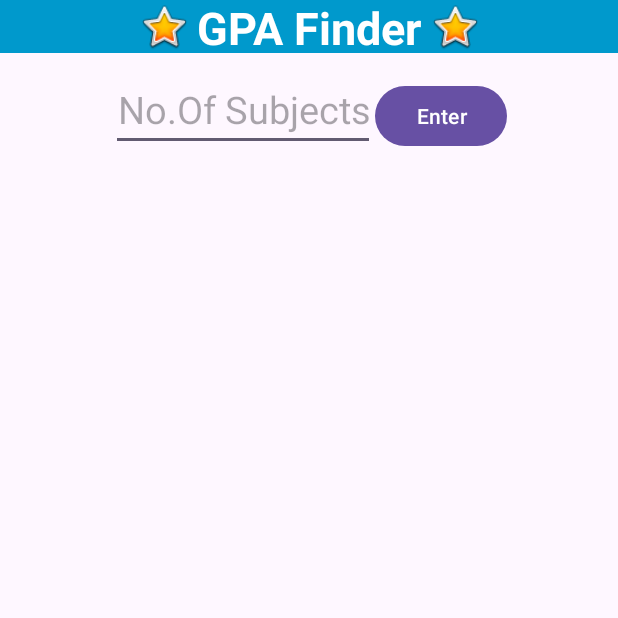
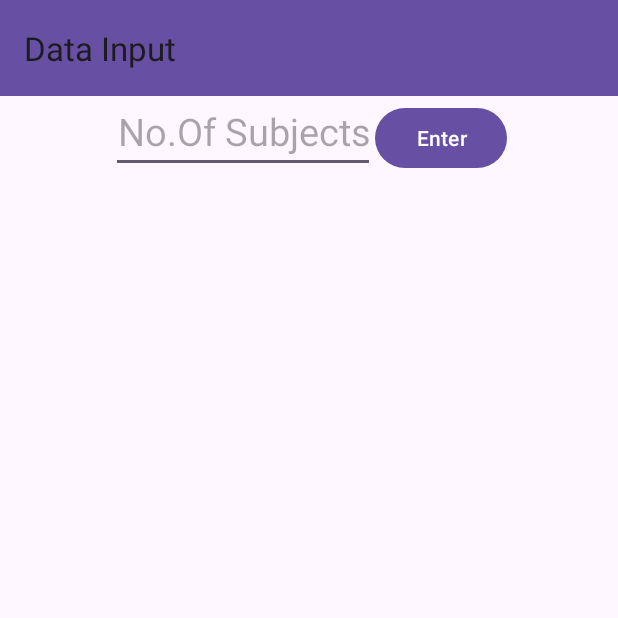
Before and after one commit to wahaj35/GPA-Finder, an Android app: the screen it shows after launch (MainActivity), on a phone screen of 412 x 824 dp, the top half of it. Run offline under Robolectric (Android 15) with nearby library versions, the phone set to English and light mode, and no system bars; our stand-ins replace data binding, navigation-ui; 1 statement that could not run was skipped.

Commit message:
Added action bar

```diff
--- a/app/src/main/java/com/example/about/MainActivity.kt
+++ b/app/src/main/java/com/example/about/MainActivity.kt
@@ -6,6 +6,13 @@ import android.os.Bundle
 import android.view.View
 import android.widget.Toast
 import androidx.databinding.DataBindingUtil
+import androidx.databinding.DataBindingUtil.setContentView
+import androidx.navigation.NavInflater
+import androidx.navigation.findNavController
+import androidx.navigation.fragment.NavHostFragment
+import androidx.navigation.ui.AppBarConfiguration
+import androidx.navigation.ui.NavigationUI
+import androidx.navigation.ui.setupWithNavController
 import com.example.about.databinding.ActivityMainBinding
 
 
@@ -13,7 +20,11 @@ open class MainActivity : AppCompatActivity() {
     private lateinit var bindActivity: ActivityMainBinding
     override fun onCreate(savedInstanceState: Bundle?) {
         super.onCreate(savedInstanceState)
-        bindActivity = DataBindingUtil.setContentView(this, R.layout.activity_main)
+        bindActivity = setContentView(this, R.layout.activity_main)
+        val navHostFragment = supportFragmentManager.findFragmentById(R.id.NavigationHost) as NavHostFragment
+        val navController = navHostFragment.navController
+        val appBarConfiguration = AppBarConfiguration(fallbackOnNavigateUpListener = ::onSupportNavigateUp, topLevelDestinationIds = (setOf(R.id.DataInput)))
+        bindActivity.myToolbar.setupWithNavController(navController, appBarConfiguration)
     }
 
 }
--- a/app/src/main/res/layout/activity_main.xml
+++ b/app/src/main/res/layout/activity_main.xml
@@ -1,7 +1,8 @@
 <?xml version="1.0" encoding="utf-8"?>
 <layout xmlns:tools="http://schemas.android.com/tools"
     xmlns:android="http://schemas.android.com/apk/res/android"
-    xmlns:app="http://schemas.android.com/apk/res-auto">
+    xmlns:app="http://schemas.android.com/apk/res-auto"
+    android:theme="@style/Theme.AppCompat.Light.NoActionBar">
 
 
     <androidx.constraintlayout.widget.ConstraintLayout
@@ -12,76 +13,24 @@
 
         <fragment
             android:id="@+id/NavigationHost"
+            android:name="androidx.navigation.fragment.NavHostFragment"
             android:layout_width="match_parent"
             android:layout_height="match_parent"
             app:defaultNavHost="true"
-            app:layout_constraintTop_toBottomOf="@id/headerLayout"
+            app:layout_constraintBottom_toBottomOf="parent"
             app:layout_constraintStart_toStartOf="parent"
-            android:name="androidx.navigation.fragment.NavHostFragment"
-           app:navGraph="@navigation/navigation" />
-
-
-
-        <androidx.constraintlayout.widget.ConstraintLayout
-            android:id="@+id/headerLayout"
+            app:navGraph="@navigation/navigation" />
+        <androidx.appcompat.widget.Toolbar
+            android:id="@+id/my_toolbar"
             android:layout_width="match_parent"
-            android:layout_height="35dp"
-            android:background="@android:color/holo_blue_dark"
-            app:layout_constraintEnd_toEndOf="parent"
+            android:layout_height="?attr/actionBarSize"
+            android:background="?attr/colorPrimary"
+            app:layout_constraintTop_toTopOf="parent"
             app:layout_constraintStart_toStartOf="parent"
-            app:layout_constraintTop_toTopOf="parent">
-            <FrameLayout
-                android:id="@+id/frameLayout1"
-                android:layout_width="wrap_content"
-                android:layout_height="wrap_content"
-                app:layout_constraintEnd_toStartOf="@id/header"
-                app:layout_constraintTop_toTopOf="parent"
-                android:background="@android:color/holo_blue_dark">
-                <ImageView
-                    android:id="@+id/imageView1"
-                    android:layout_width="44dp"
-                    android:layout_height="35dp"
-                    android:contentDescription="@string/leftStarDescription"
-                    app:layout_constraintEnd_toStartOf="@+id/header"
-                    app:layout_constraintTop_toTopOf="parent"
-                    app:srcCompat="@android:drawable/btn_star_big_on" />
-            </FrameLayout>
-
-
-
-            <FrameLayout
-                android:id="@+id/frameLayout2"
-                android:layout_width="wrap_content"
-                android:layout_height="wrap_content"
-                app:layout_constraintStart_toEndOf="@id/header"
-                app:layout_constraintTop_toTopOf="parent"
-                android:background="@android:color/holo_blue_dark">
-                <ImageView
-                    android:id="@+id/imageView2"
-                    android:layout_width="44dp"
-                    android:layout_height="35dp"
-                    android:contentDescription="@string/leftStarDescription"
-                    app:layout_constraintStart_toEndOf="@+id/header"
-                    app:layout_constraintTop_toTopOf="parent"
-                    app:srcCompat="@android:drawable/btn_star_big_on" />
-            </FrameLayout>
-
-
-
-
-            <TextView
-                android:id="@+id/header"
-                style="@style/appHeaderStyle"
-                android:layout_width="wrap_content"
-                android:layout_height="wrap_content"
-                android:text="@string/appHeader"
-                android:textAlignment="center"
-                app:layout_constraintBottom_toBottomOf="parent"
-                app:layout_constraintEnd_toEndOf="parent"
-                app:layout_constraintStart_toStartOf="parent"
-                app:layout_constraintTop_toTopOf="parent" />
-        </androidx.constraintlayout.widget.ConstraintLayout>
-
+            android:elevation="4dp"
+            android:theme="@style/ThemeOverlay.AppCompat.ActionBar"
+            app:popupTheme="@style/ThemeOverlay.AppCompat.Light"
+            />
 
 
     </androidx.constraintlayout.widget.ConstraintLayout>
--- a/app/src/main/res/layout/fragment_data_input.xml
+++ b/app/src/main/res/layout/fragment_data_input.xml
@@ -24,7 +24,7 @@
             android:id="@+id/enterLayout"
             android:layout_width="wrap_content"
             android:layout_height="wrap_content"
-            android:layout_marginTop="45dp"
+            android:layout_marginTop="60dp"
             app:layout_constraintEnd_toEndOf="parent"
             app:layout_constraintStart_toStartOf="parent"
             app:layout_constraintTop_toTopOf="parent">
--- a/app/src/main/res/layout/fragment_report.xml
+++ b/app/src/main/res/layout/fragment_report.xml
@@ -16,6 +16,7 @@
             android:id="@+id/ReportLayout"
             android:layout_width="match_parent"
             android:layout_height="match_parent"
+            android:layout_marginTop="60dp"
             app:layout_constraintEnd_toEndOf="parent"
             app:layout_constraintHorizontal_bias="1.0"
             app:layout_constraintStart_toStartOf="parent"
@@ -26,7 +27,6 @@
                 android:id="@+id/MarksSheetHeader"
                 android:layout_width="match_parent"
                 android:layout_height="wrap_content"
-                android:layout_marginTop="50dp"
                 app:layout_constraintEnd_toEndOf="parent"
                 app:layout_constraintStart_toStartOf="parent"
                 app:layout_constraintTop_toTopOf="parent">
--- a/app/src/main/res/navigation/navigation.xml
+++ b/app/src/main/res/navigation/navigation.xml
@@ -3,26 +3,27 @@
     xmlns:app="http://schemas.android.com/apk/res-auto"
     xmlns:tools="http://schemas.android.com/tools"
     android:id="@+id/navigation"
-    app:startDestination="@id/dataInput5">
+    app:startDestination="@id/DataInput">
 
 
 
     <fragment
-        android:id="@+id/dataInput5"
+        android:id="@+id/DataInput"
         android:name="com.example.about.DataInput"
-        android:label="fragment_data_input"
+        android:label="Data Input"
         tools:layout="@layout/fragment_data_input" >
         <action
             android:id="@+id/action_dataInput5_to_report2"
-            app:destination="@id/report2" />
+            app:destination="@id/MarksReport" />
     </fragment>
     <fragment
-        android:id="@+id/report2"
+        android:id="@+id/MarksReport"
         android:name="com.example.about.Report"
-        android:label="fragment_report"
+        android:label="Marks Report"
         tools:layout="@layout/fragment_report" >
         <action
             android:id="@+id/action_report2_to_dataInput5"
-            app:destination="@id/dataInput5" />
+            app:destination="@id/DataInput"
+            app:popUpTo="@id/DataInput" />
     </fragment>
 </navigation>
```
